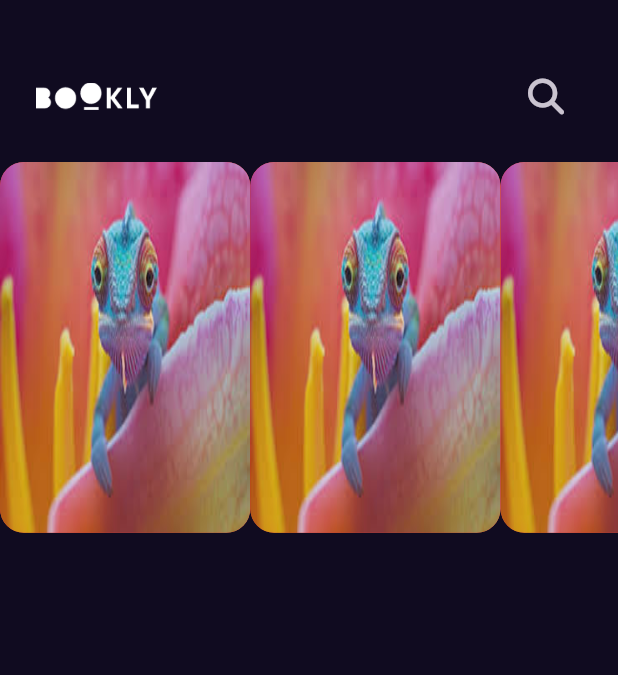
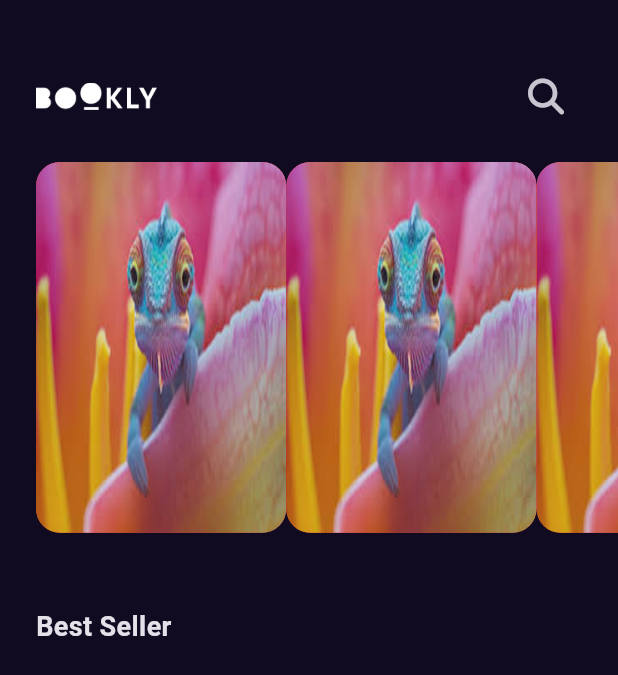
Before and after one commit to oudjoka/Booking_flutter_app, a Flutter app: the screen it shows after launch, on a phone screen of 412 x 824 dp. Shown: the top 675 px of the screen. Run offline on Flutter 3.47's test engine with Material 3 defaults, Android fonts, the phone set to English and light mode, and no system bars; our stand-ins replace font_awesome_flutter, get.

Commit message:
create sty;es file & add the text to home page

```diff
--- /dev/null
+++ b/lib/core/utils/styles.dart
@@ -0,0 +1,8 @@
+import 'package:flutter/material.dart';
+
+abstract class Styles {
+  static const titleMeduim = TextStyle(
+    fontSize: 18,
+    fontWeight: FontWeight.w600,
+  );
+}
--- a/lib/features/home/presenataion/view/widgets/custom_app_bar.dart
+++ b/lib/features/home/presenataion/view/widgets/custom_app_bar.dart
@@ -8,7 +8,7 @@ class CustomAppBar extends StatelessWidget {
   @override
   Widget build(BuildContext context) {
     return Padding(
-      padding: const EdgeInsets.only(left: 24, right: 24, top: 40, bottom: 20),
+      padding: const EdgeInsets.only(right: 24, top: 40, bottom: 20),
       child: Row(
         children: [
           Image.asset(AssetsData.logo, height: 18),
--- a/lib/features/home/presenataion/view/widgets/home_view_body.dart
+++ b/lib/features/home/presenataion/view/widgets/home_view_body.dart
@@ -1,4 +1,5 @@
 import 'package:booking/core/utils/assets.dart';
+import 'package:booking/core/utils/styles.dart';
 import 'package:booking/features/home/presenataion/view/widgets/custom_app_bar.dart';
 import 'package:booking/features/home/presenataion/view/widgets/custom_list_view_item.dart';
 import 'package:booking/features/home/presenataion/view/widgets/featured_books_list_view.dart';
@@ -9,6 +10,17 @@ class HomeViewBody extends StatelessWidget {
 
   @override
   Widget build(BuildContext context) {
-    return Column(children: [CustomAppBar(), FeaturedBooksListView()]);
+    return Padding(
+      padding: const EdgeInsets.only(left: 24),
+      child: Column(
+        crossAxisAlignment: CrossAxisAlignment.start,
+        children: [
+          CustomAppBar(),
+          FeaturedBooksListView(),
+          SizedBox(height: 50),
+          Text('Best Seller', style: Styles.titleMeduim),
+        ],
+      ),
+    );
   }
 }
```
